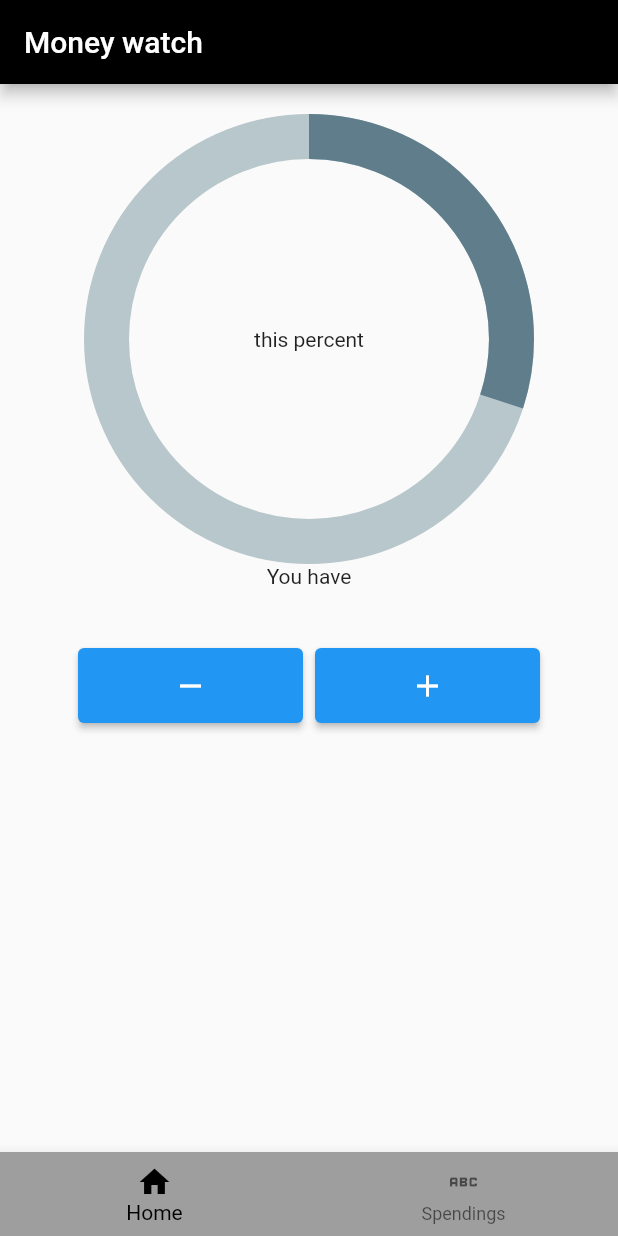
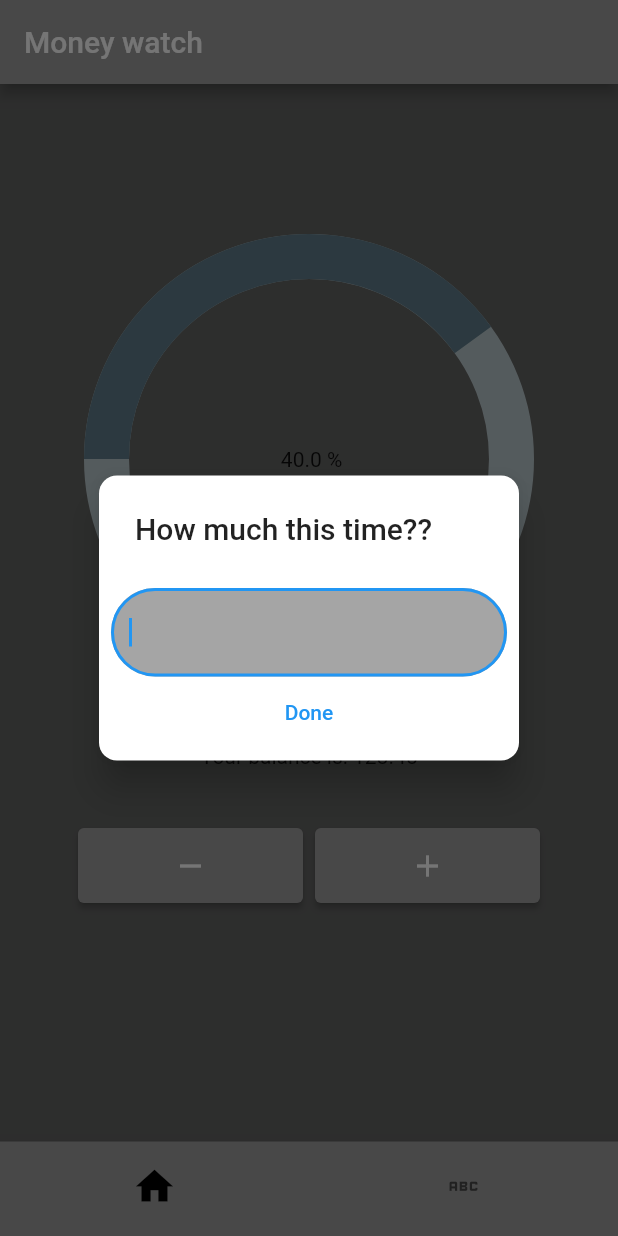
Before and after one commit to MateiGrosu/MoneyCount, a Flutter app: the screen it shows after launch, after a tap on the "remove" icon, on a phone screen of 412 x 824 dp. Run offline on Flutter 3.47's test engine with Material 2 defaults, Android fonts, the phone set to English and light mode, and no system bars; drawn by our look-alikes of percent_indicator.

Commit message:
firebase and design update

```diff
--- a/money_watch/lib/main.dart
+++ b/money_watch/lib/main.dart
@@ -17,6 +17,7 @@ class MyApp extends StatelessWidget {
         primarySwatch: Colors.blue,
       ),
       home: HomePage(),
+      debugShowCheckedModeBanner: false,
     );
   }
 }
--- /dev/null
+++ b/money_watch/lib/views/home_view.dart
@@ -0,0 +1,130 @@
+import 'package:flutter/material.dart';
+import 'package:percent_indicator/percent_indicator.dart';
+
+class HomeView extends StatelessWidget {
+  const HomeView({super.key});
+
+  @override
+  Widget build(BuildContext context) {
+    double percentage = 0.40;
+    double total = 123.45;
+    return Column(
+      crossAxisAlignment: CrossAxisAlignment.center,
+      children: [
+        const Padding(
+          padding: EdgeInsets.all(50),
+        ),
+        Align(
+          alignment: Alignment.center,
+          child: CircularPercentIndicator(
+            radius: 150.0,
+            lineWidth: 30.0,
+            percent: percentage,
+            startAngle: 270,
+            center: Text(" ${percentage * 100} %"),
+            progressColor: Colors.blueGrey,
+            //footer: const Text("Your bal"),
+          ),
+        ),
+        Padding(
+          padding: EdgeInsets.all(20),
+        ),
+        Text("Your balance is: $total"),
+        const Padding(
+          padding: EdgeInsets.all(20),
+        ),
+        Row(
+          crossAxisAlignment: CrossAxisAlignment.center,
+          mainAxisAlignment: MainAxisAlignment.center,
+          children: [
+            SizedBox(
+              width: 150,
+              height: 50,
+              child: ElevatedButton(
+                style: const ButtonStyle(
+                  backgroundColor: MaterialStatePropertyAll(Colors.grey),
+                ),
+                onPressed: () => showDialog(
+                    context: context,
+                    builder: (context) {
+                      return AlertDialog(
+                        title: const Text("How much this time??"),
+                        shape: RoundedRectangleBorder(
+                          borderRadius: BorderRadius.circular(12),
+                        ),
+                        elevation: 10,
+                        actions: [
+                          Column(
+                            children: [
+                              TextField(
+                                autofocus: true,
+                                decoration: InputDecoration(
+                                    filled: true,
+                                    fillColor:
+                                        const Color.fromARGB(90, 0, 0, 0),
+                                    border: OutlineInputBorder(
+                                        borderRadius:
+                                            BorderRadius.circular(30))),
+                              ),
+                              TextButton(
+                                child: const Text("Done"),
+                                onPressed: () => Navigator.of(context).pop(),
+                              )
+                            ],
+                          ),
+                        ],
+                      );
+                    }),
+                child: const Icon(Icons.remove),
+              ),
+            ),
+            const Padding(
+              padding: EdgeInsets.all(4),
+            ),
+            SizedBox(
+              width: 150,
+              height: 50,
+              child: ElevatedButton(
+                style: const ButtonStyle(
+                  backgroundColor: MaterialStatePropertyAll(Colors.grey),
+                ),
+                onPressed: () => showDialog(
+                    context: context,
+                    builder: (context) {
+                      return AlertDialog(
+                        title: const Text("KEEP IT COMING"),
+                        shape: RoundedRectangleBorder(
+                          borderRadius: BorderRadius.circular(12),
+                        ),
+                        elevation: 10,
+                        actions: [
+                          Column(
+                            children: [
+                              TextField(
+                                autofocus: true,
+                                decoration: InputDecoration(
+                                    filled: true,
+                                    fillColor:
+                                        const Color.fromARGB(90, 0, 0, 0),
+                                    border: OutlineInputBorder(
+                                        borderRadius:
+                                            BorderRadius.circular(30))),
+                              ),
+                              TextButton(
+                                child: const Text("Done"),
+                                onPressed: () => Navigator.of(context).pop(),
+                              )
+                            ],
+                          ),
+                        ],
+                      );
+                    }),
+                child: const Icon(Icons.add),
+              ),
+            ),
+          ],
+        )
+      ],
+    );
+  }
+}
--- a/money_watch/lib/views/homepage.dart
+++ b/money_watch/lib/views/homepage.dart
@@ -1,5 +1,6 @@
 import 'package:flutter/material.dart';
-import 'package:percent_indicator/circular_percent_indicator.dart';
+import 'package:money_watch/views/home_view.dart';
+import 'package:money_watch/views/total_view.dart';
 
 class HomePage extends StatefulWidget {
   const HomePage({super.key});
@@ -10,70 +11,36 @@ class HomePage extends StatefulWidget {
 
 class _HomePageState extends State<HomePage> {
   int _selectedIndex = 0;
+
+  final List<Widget> _pages = [
+    HomeView(),
+    totalSpendingList(),
+  ];
+
   @override
   Widget build(BuildContext context) {
     return Scaffold(
       appBar: AppBar(
-        backgroundColor: Colors.black,
+        backgroundColor: Colors.grey,
         title: const Text("Money watch"),
       ),
-      body: Column(
-        crossAxisAlignment: CrossAxisAlignment.center,
-        children: [
-          const Padding(
-            padding: EdgeInsets.all(10),
-          ),
-          Align(
-            alignment: Alignment.center,
-            child: CircularPercentIndicator(
-              radius: 150.0,
-              lineWidth: 30.0,
-              percent: 0.30,
-              center: Text("this percent"),
-              progressColor: Colors.blueGrey,
-              footer: Text("You have"),
-            ),
-          ),
-          const Padding(
-            padding: EdgeInsets.all(20),
-          ),
-          Row(
-            crossAxisAlignment: CrossAxisAlignment.center,
-            mainAxisAlignment: MainAxisAlignment.center,
-            children: [
-              SizedBox(
-                width: 150,
-                height: 50,
-                child: ElevatedButton(
-                  onPressed: () => AlertDialog(
-                    actions: [
-                      Text("data"),
-                    ],
-                  ),
-                  child: Icon(Icons.remove),
-                ),
-              ),
-              Padding(
-                padding: EdgeInsets.all(4),
-              ),
-              SizedBox(
-                width: 150,
-                height: 50,
-                child: ElevatedButton(
-                    onPressed: () => AlertDialog(
-                          actions: [
-                            Text(""),
-                          ],
-                        ),
-                    child: Icon(Icons.add),
-                    style: ButtonStyle()),
-              ),
-            ],
-          )
-        ],
-      ),
+      body: _pages.elementAt(_selectedIndex),
+      backgroundColor: Color.fromARGB(255, 99, 100, 99),
       bottomNavigationBar: BottomNavigationBar(
+        currentIndex: _selectedIndex,
+        onTap: (index) {
+          setState(() {
+            _selectedIndex = index;
+          });
+        },
         backgroundColor: Colors.grey,
+        iconSize: 25,
+        selectedFontSize: 15,
+        selectedIconTheme: IconThemeData(color: Colors.black, size: 30),
+        selectedLabelStyle: TextStyle(fontWeight: FontWeight.bold),
+        selectedItemColor: Colors.black,
+        showSelectedLabels: false,
+        showUnselectedLabels: false,
         items: const <BottomNavigationBarItem>[
           BottomNavigationBarItem(
             icon: Icon(Icons.home),
@@ -84,8 +51,6 @@ class _HomePageState extends State<HomePage> {
             label: 'Spendings',
           ),
         ],
-        selectedItemColor: Colors.black,
-        currentIndex: _selectedIndex,
       ),
     );
   }
--- /dev/null
+++ b/money_watch/lib/views/total_view.dart
@@ -0,0 +1,14 @@
+import 'package:flutter/material.dart';
+
+ListView totalSpendingList() {
+  return ListView.builder(
+    itemCount: 10,
+    itemBuilder: (context, index) {
+      return Row(
+        children: [
+          Text("\$\$\$\$"),
+        ],
+      );
+    },
+  );
+}
--- a/money_watch/pubspec.yaml
+++ b/money_watch/pubspec.yaml
@@ -36,6 +36,9 @@ dependencies:
   # Use with the CupertinoIcons class for iOS style icons.
   cupertino_icons: ^1.0.2
   percent_indicator: ^4.0.1
+  firebase_auth: ^4.4.2
+  firebase_core: ^2.10.0
+  firebase_analytics: ^10.2.1
 
 
 dev_dependencies:
```
Also changed, not shown: money_watch/lib/model/wallet_model.dart (added, +7 -0 lines), money_watch/pubspec.lock, 18 other files.
